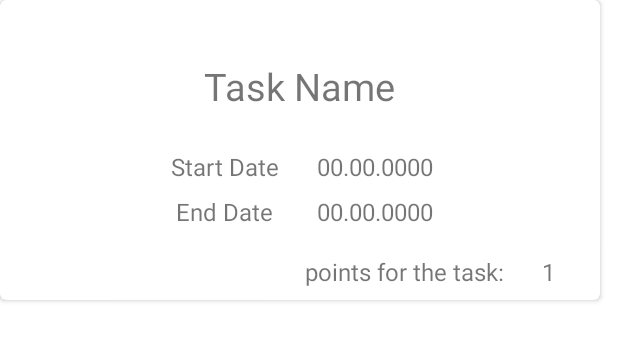
After one commit to life-hazard/Quokka, an Android app: the layout recyclerview_task_item.xml on its own in the app's theme, with its tools: preview values and no code run, on a phone screen of 412 x 824 dp. The commit adds this screen. Shown: the top 341 px of the screen. Run offline under Robolectric (Android 15) with nearby library versions, the phone set to English and light mode, and no system bars; Roboto replaces fonts that are not available here.

Commit message:
Added CardView for RecyclerView

```diff
--- a/app/build.gradle
+++ b/app/build.gradle
@@ -123,4 +123,8 @@ dependencies {
     implementation "com.google.firebase:firebase-firestore-ktx"
     implementation 'com.google.android.gms:play-services-auth:19.0.0'
 
+    // CardView for RecyclerView
+    implementation "androidx.cardview:cardview:1.0.0"
+
+
 }
--- a/app/src/main/java/com/example/quokka/recyclerview/TaskAdapter.kt
+++ b/app/src/main/java/com/example/quokka/recyclerview/TaskAdapter.kt
@@ -20,9 +20,9 @@ class TaskAdapter(val context: Context, val taskList: ArrayList<TaskModel>): Rec
 
     inner class TaskHolder(view: View?): RecyclerView.ViewHolder(view!!) {
         val txtName = view?.findViewById<TextView>(R.id.itemTaskName)
-        val txtStart = view?.findViewById<TextView>(R.id.itemStartDate)
-        val txtEnd = view?.findViewById<TextView>(R.id.itemEndDate)
-        val txtPoints = view?.findViewById<TextView>(R.id.itemPointsForTask)
+        val txtStart = view?.findViewById<TextView>(R.id.itemTaskStartDate)
+        val txtEnd = view?.findViewById<TextView>(R.id.itemTaskEndDate)
+        val txtPoints = view?.findViewById<TextView>(R.id.itemTaskPoints)
 
         fun bind(tasks: TaskModel, context: Context) {
             txtName?.text = tasks.taskName
--- /dev/null
+++ b/app/src/main/res/layout/recyclerview_task_item.xml
@@ -0,0 +1,96 @@
+<?xml version="1.0" encoding="utf-8"?>
+<LinearLayout xmlns:android="http://schemas.android.com/apk/res/android"
+    xmlns:card_view="http://schemas.android.com/apk/res-auto"
+    xmlns:tools="http://schemas.android.com/tools"
+    android:layout_width="match_parent"
+    android:layout_height="220dp">
+
+
+    <!-- A CardView that contains a TextView -->
+    <androidx.cardview.widget.CardView
+        android:id="@+id/card_view"
+        android:layout_width="400dp"
+        android:layout_height="200dp"
+        android:layout_gravity="center_horizontal"
+        card_view:cardCornerRadius="4dp"
+        android:clickable="true"
+        android:focusable="true"
+        android:foreground="?selectableItemBackground">
+
+        <!--        <androidx.constraintlayout.widget.ConstraintLayout-->
+        <!--            android:layout_width="match_parent"-->
+        <!--            android:layout_height="match_parent">-->
+
+        <TextView
+            android:id="@+id/itemTaskName"
+            android:layout_width="wrap_content"
+            android:layout_height="wrap_content"
+            android:layout_gravity="center_horizontal"
+            android:layout_marginTop="40dp"
+            android:text="Task Name"
+            android:textSize="25dp" />
+
+        <TextView
+            android:id="@+id/itemTaskStartDateText"
+            android:layout_width="wrap_content"
+            android:layout_height="wrap_content"
+            android:layout_gravity="center_horizontal"
+            android:layout_marginTop="100dp"
+            android:layout_marginEnd="50dp"
+            android:text="Start Date"
+            android:textSize="16dp" />
+
+        <TextView
+            android:id="@+id/itemTaskStartDate"
+            android:layout_width="wrap_content"
+            android:layout_height="wrap_content"
+            android:layout_gravity="center_horizontal"
+            android:layout_marginStart="50dp"
+            android:layout_marginTop="100dp"
+            android:text="00.00.0000"
+            android:textSize="16dp" />
+
+        <TextView
+            android:id="@+id/itemTaskEndDateText"
+            android:layout_width="wrap_content"
+            android:layout_height="wrap_content"
+            android:layout_gravity="center_horizontal"
+            android:layout_marginTop="130dp"
+            android:layout_marginEnd="50dp"
+            android:text="End Date"
+            android:textSize="16dp" />
+
+        <TextView
+            android:id="@+id/itemTaskEndDate"
+            android:layout_width="wrap_content"
+            android:layout_height="wrap_content"
+            android:layout_gravity="center_horizontal"
+            android:layout_marginStart="50dp"
+            android:layout_marginTop="130dp"
+            android:text="00.00.0000"
+            android:textSize="16dp" />
+
+        <TextView
+            android:id="@+id/itemTaskPointsText"
+            android:layout_width="wrap_content"
+            android:layout_height="wrap_content"
+            android:layout_gravity="end"
+            android:layout_marginTop="170dp"
+            android:layout_marginEnd="60dp"
+            android:text="points for the task: "
+            android:textSize="16dp" />
+
+        <TextView
+            android:id="@+id/itemTaskPoints"
+            android:layout_width="wrap_content"
+            android:layout_height="wrap_content"
+            android:layout_gravity="end"
+            android:layout_marginTop="170dp"
+            android:layout_marginEnd="30dp"
+            android:text="1"
+            android:textSize="16dp" />
+        <!--        </androidx.constraintlayout.widget.ConstraintLayout>-->
+
+    </androidx.cardview.widget.CardView>
+
+</LinearLayout>
```
Also changed, not shown: app/src/main/java/com/example/quokka/logged/AvailableTasksBrowser.kt (+4 -4 lines), app/src/main/java/com/example/quokka/logged/UserTasksFragment.kt (+22 -5 lines), app/src/main/java/com/example/quokka/recyclerview/TaskHolder.kt (+8 -8 lines), app/src/main/res/layout/recyclerview_item_row.xml (+133 -133 lines).
